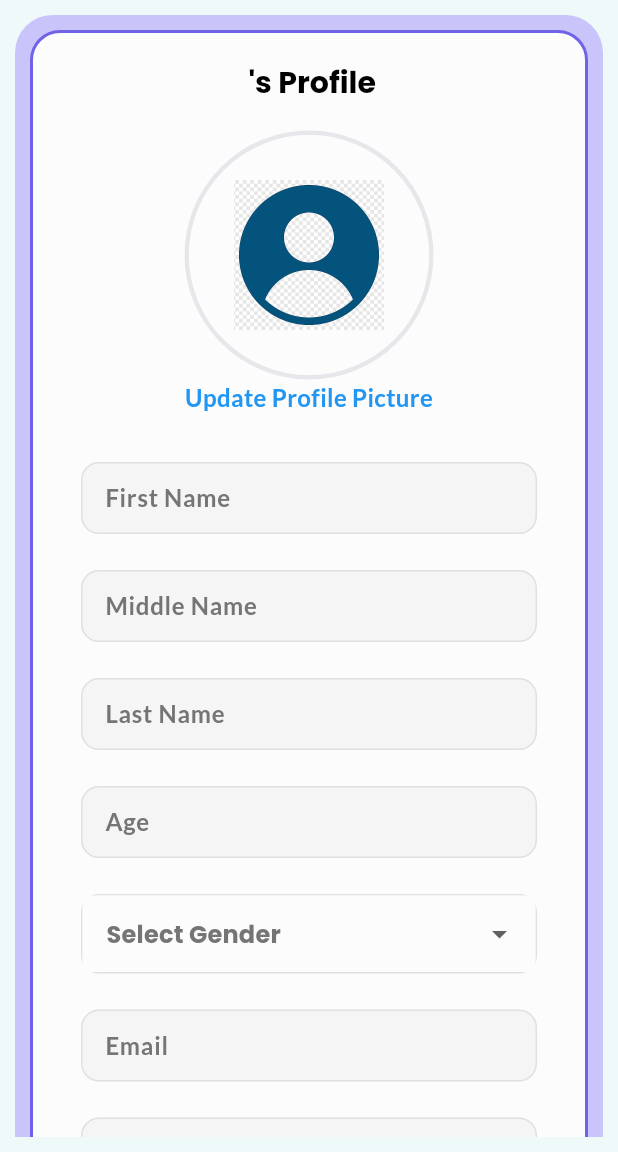
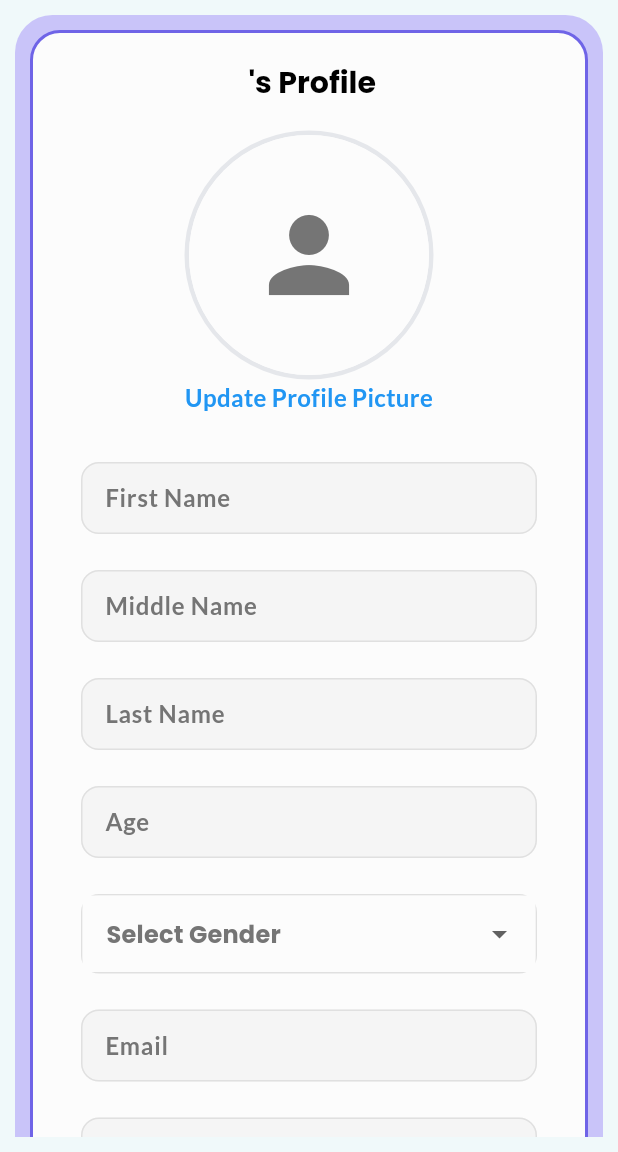
Before and after one commit to AkashMadhuNp/medB, a Flutter app: the BaseLayout screen opened directly, after a tap on the "person" icon, on a phone screen of 412 x 824 dp, the part 84-1236 px from its top. Run offline on Flutter 3.47's test engine with Material 3 defaults, Android fonts, the phone set to English and light mode, and no system bars; our stand-ins replace cookie_jar, dio, dio_cookie_manager, equatable, flutter_bloc, flutter_secure_storage and 2 more; accounts and stored records are empty.

```diff
--- a/lib/presentation/dashboard/home/home_screen.dart
+++ b/lib/presentation/dashboard/home/home_screen.dart
@@ -16,7 +16,7 @@ class _HomeScreenState extends State<HomeScreen> {
       body: Padding(
         padding: const EdgeInsets.all(15.0),
         child: Column(
-          mainAxisAlignment: MainAxisAlignment.start,
+          mainAxisAlignment: MainAxisAlignment.center,
           crossAxisAlignment: CrossAxisAlignment.center,
           children: [
             const SizedBox(height: 40),
--- a/lib/presentation/splash_screen.dart
+++ b/lib/presentation/splash_screen.dart
@@ -5,7 +5,6 @@ import 'package:medb/core/service/auth_service.dart';
 import 'package:medb/presentation/auth/login_screen.dart';
 import 'package:medb/presentation/dashboard/home/home_screen.dart';
 import 'package:medb/presentation/widgets/gradient_scaffold.dart';
-import 'dart:ui';
 
 import 'package:medb/presentation/widgets/loading_overlay.dart';
 
--- a/lib/presentation/widgets/profile_avatar.dart
+++ b/lib/presentation/widgets/profile_avatar.dart
@@ -1,5 +1,6 @@
 import 'package:flutter/material.dart';
 import 'package:medb/core/colors/colors.dart';
+import 'package:medb/core/service/auth_service.dart';
 
 class ProfileAvatar extends StatelessWidget {
   const ProfileAvatar({
@@ -8,6 +9,13 @@ class ProfileAvatar extends StatelessWidget {
 
   @override
   Widget build(BuildContext context) {
+    final menuModules = AuthService.sortedModules;
+    String? moduleIconUrl;
+
+    if (menuModules.isNotEmpty) {
+      moduleIconUrl = menuModules.first.moduleIcon;
+    }
+
     return Container(
       decoration: BoxDecoration(
         shape: BoxShape.circle,
@@ -19,8 +27,70 @@ class ProfileAvatar extends StatelessWidget {
       child: CircleAvatar(
         radius: 80,
         backgroundColor: AppColors.surface,
-        child: Image.asset("assets/profile_img.png",height: 100,width: 100,fit: BoxFit.cover,)
+        child: _buildModuleIcon(moduleIconUrl),
       ),
     );
   }
+
+  Widget _buildModuleIcon(String? iconUrl) {
+    if (iconUrl != null && iconUrl.isNotEmpty && iconUrl.startsWith('http')) {
+      return ClipOval(
+        child: Image.network(
+          iconUrl,
+          width: 140,
+          height: 140,
+          fit: BoxFit.cover,
+          errorBuilder: (context, error, stackTrace) {
+            print('🔴 Failed to load module icon: $iconUrl');
+            print('🔴 Error Type: ${error.runtimeType}');
+            print('🔴 Error Details: $error');
+            if (stackTrace != null) {
+              print('🔴 Stack Trace: ${stackTrace.toString().split('\n').take(3).join('\n')}');
+            }
+
+            return Icon(
+              _getFallbackIcon(iconUrl),
+              size: 80,
+              color: Colors.grey[600],
+            );
+          },
+          loadingBuilder: (context, child, loadingProgress) {
+            if (loadingProgress == null) return child;
+            return SizedBox(
+              width: 140,
+              height: 140,
+              child: Center(
+                child: CircularProgressIndicator(
+                  strokeWidth: 3,
+                  value: loadingProgress.expectedTotalBytes != null
+                      ? loadingProgress.cumulativeBytesLoaded /
+                        loadingProgress.expectedTotalBytes!
+                      : null,
+                ),
+              ),
+            );
+          },
+        ),
+      );
+    }
+
+    return Icon(
+      _getFallbackIcon(null),
+      size: 80,
+      color: Colors.grey[600],
+    );
+  }
+
+  IconData _getFallbackIcon(String? iconUrl) {
+    if (iconUrl != null) {
+      if (iconUrl.contains('appointment') || iconUrl.contains('calendar')) {
+        return Icons.calendar_today;
+      } else if (iconUrl.contains('health') || iconUrl.contains('record')) {
+        return Icons.medical_information;
+      } else if (iconUrl.contains('account') || iconUrl.contains('profile')) {
+        return Icons.person;
+      }
+    }
+    return Icons.person;
+  }
 }
```
Also changed, not shown: lib/presentation/widgets/base_drawer_appbar_layout.dart (+13 -9 lines), 1 other file.
